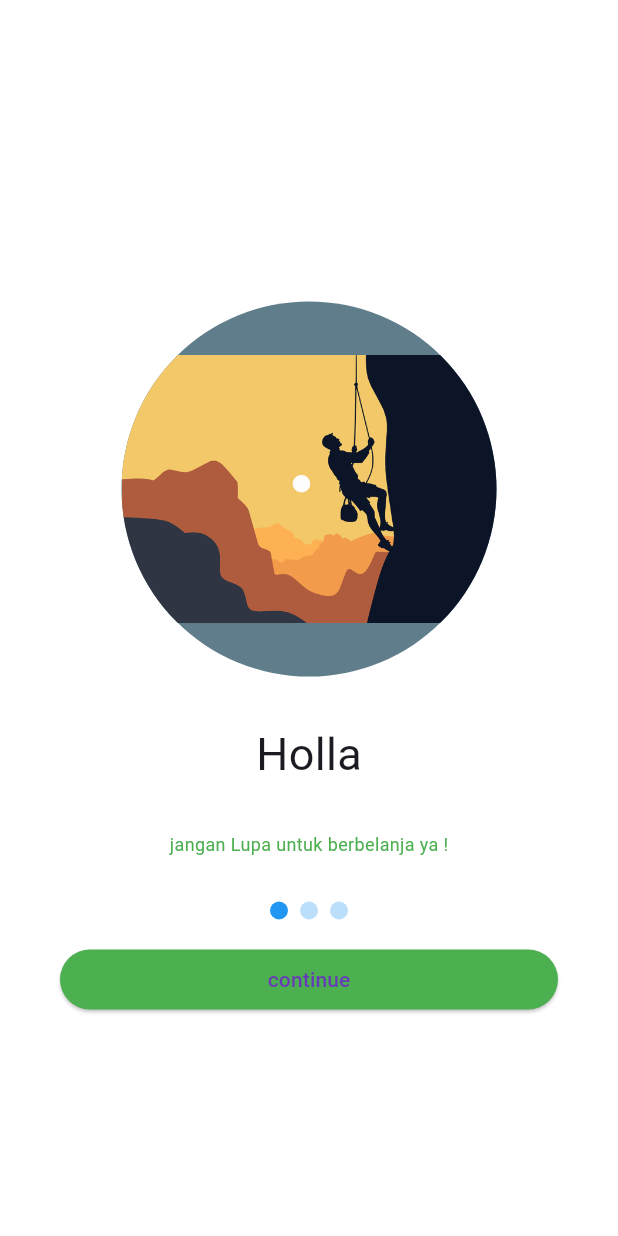
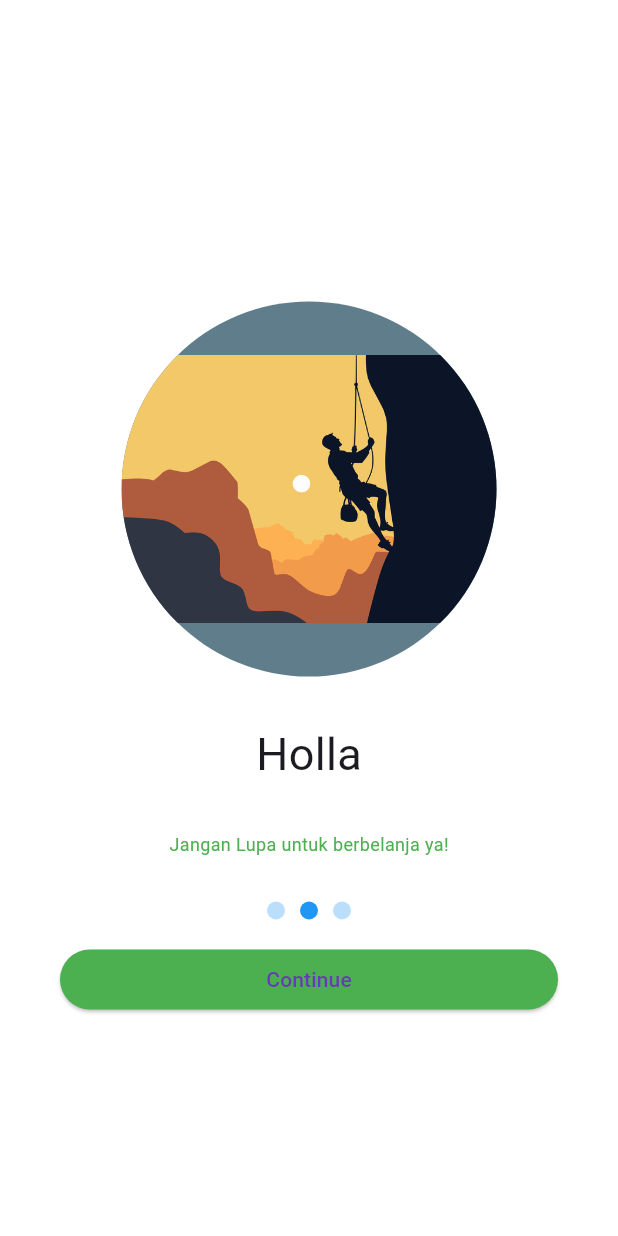
Before and after one commit to Mison1212/KB1179_1123150103_uts, a Flutter app: the screen it shows after launch, after a tap on "continue", on a phone screen of 412 x 824 dp. Run offline on Flutter 3.47's test engine with Material 3 defaults, Android fonts, the phone set to English and light mode, and no system bars.

```diff
--- a/lib/screen/splash_screen2.dart
+++ b/lib/screen/splash_screen2.dart
@@ -6,6 +6,8 @@ class SplashScreen2 extends StatelessWidget {
 
   @override
   Widget build(BuildContext context) {
+    int currentPage = 2;
+
     return Scaffold(
       backgroundColor: Colors.white,
       body: Center(
@@ -21,7 +23,7 @@ class SplashScreen2 extends StatelessWidget {
                 shape: BoxShape.circle,
                 color: Colors.blueGrey,
                 image: DecorationImage(
-                  image: AssetImage("assets/images/climber-9491285_640.png")
+                  image: AssetImage("assets/images/climber-9491285_640.png"),
                 ),
               ),
             ),
@@ -30,13 +32,14 @@ class SplashScreen2 extends StatelessWidget {
             const Text(
               "Holla",
               style: TextStyle(
-                  fontSize: 30, fontWeight: FontWeight.normal
+                fontSize: 30,
+                fontWeight: FontWeight.normal,
               ),
             ),
             const SizedBox(height: 30),
 
-              Text(
-                'jangan Lupa untuk berbelanja ya !',
+            const Text(
+              'Jangan Lupa untuk berbelanja ya!',
               style: TextStyle(fontSize: 12, color: Colors.green),
             ),
 
@@ -44,61 +47,46 @@ class SplashScreen2 extends StatelessWidget {
 
             Row(
               mainAxisAlignment: MainAxisAlignment.center,
-              children: [
-                Container(
-                  width: 12,
-                  height: 12,
-                  decoration: const BoxDecoration(
-                    color: Colors.blue,
-                    shape: BoxShape.circle,
-                  ),
-                ),
-                const SizedBox(width: 8),
-                Container(
+              children: List.generate(3, (index) {
+                bool isActive = (index + 1) == currentPage;
+                return Container(
+                  margin: const EdgeInsets.symmetric(horizontal: 5),
                   width: 12,
                   height: 12,
                   decoration: BoxDecoration(
-                    color: Colors.blue.shade100,
+                    color: isActive ? Colors.blue : Colors.blue.shade100,
                     shape: BoxShape.circle,
                   ),
-                ),
-                const SizedBox(width: 8),
-                Container(
-                  width: 12,
-                  height: 12,
-                  decoration: BoxDecoration(
-                    color: Colors.blue.shade100,
-                    shape: BoxShape.circle,
-                  ),
-                  child: SizedBox(height: 40, width: double.infinity),
-                ),
-              ],
+                );
+              }),
             ),
 
-            SizedBox(height: 20),
+            const SizedBox(height: 20),
 
             Container(
               margin: const EdgeInsets.only(left: 40, right: 40),
               child: SizedBox(
                 height: 40,
                 width: double.infinity,
-              child: ElevatedButton(onPressed: (){
+                child: ElevatedButton(
+                  onPressed: () {
                     // todo call next pages
                     Navigator.push(
                       context,
-                  MaterialPageRoute(builder: (context)=> SplashScreen3()),
+                      MaterialPageRoute(builder: (context) => const SplashScreen3()),
                     );
-
                   },
                   style: ElevatedButton.styleFrom(
                     backgroundColor: Colors.green,
                   ),
-               child: Text("continue",
+                  child: const Text(
+                    "Continue",
                     style: TextStyle(
                       fontSize: 14,
                       color: Colors.deepPurple,
-
-               ),)),
+                    ),
+                  ),
+                ),
               ),
             )
           ],
```
Also changed, not shown: lib/screen/login.dart (added, +12 -0 lines), lib/screen/splash_screen3.dart (+25 -38 lines). Lines whose indentation alone changed are shown as unchanged.
